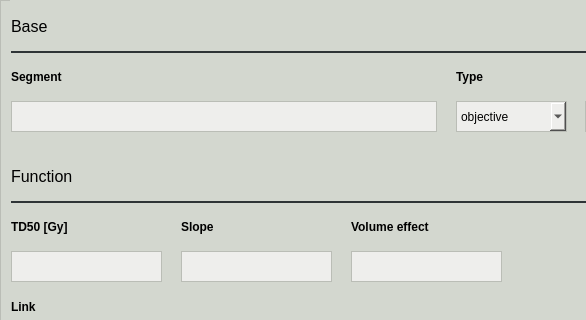
Old version of the form pyanno4rt/gui/designs/components/lkb_ntcp_window.ui in the repository pyanno4rt/pyanno4rt; both pictures show x 0 to 586 and y 0 to 320 of the 720 by 431 pixel window.
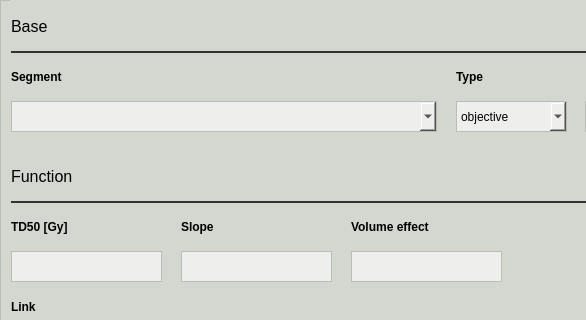
New version of the form.

Commit message: Added status bar to GUI, added automatic loading of segment names, adapted segment input fields, recompiled component windows

```diff
--- a/pyanno4rt/gui/designs/components/lkb_ntcp_window.ui
+++ b/pyanno4rt/gui/designs/components/lkb_ntcp_window.ui
@@ -58,7 +58,7 @@
      <property name="geometry">
       <rect>
        <x>0</x>
-       <y>-331</y>
+       <y>0</y>
        <width>690</width>
        <height>760</height>
       </rect>
@@ -205,22 +205,6 @@
        <string notr="true">border-color: rgb(46, 52, 54);</string>
       </property>
      </widget>
-     <widget class="QLineEdit" name="segment_ledit">
-      <property name="geometry">
-       <rect>
-        <x>0</x>
-        <y>100</y>
-        <width>426</width>
-        <height>31</height>
-       </rect>
-      </property>
-      <property name="styleSheet">
-       <string notr="true">color: rgb(0, 0, 0);
-background-color: rgb(238, 238, 236);
-border: 1px solid;
-border-color: rgb(186, 189, 182);</string>
-      </property>
-     </widget>
      <widget class="QLabel" name="type_label">
       <property name="geometry">
        <rect>
@@ -808,6 +792,28 @@
        <string>Volume effect</string>
       </property>
      </widget>
+     <widget class="QComboBox" name="segment_cbox">
+      <property name="geometry">
+       <rect>
+        <x>0</x>
+        <y>100</y>
+        <width>426</width>
+        <height>31</height>
+       </rect>
+      </property>
+      <property name="cursor">
+       <cursorShape>PointingHandCursor</cursorShape>
+      </property>
+      <property name="styleSheet">
+       <string notr="true">color: rgb(0, 0, 0);
+background-color: rgb(238, 238, 236);
+border: 1px solid;
+border-color: rgb(186, 189, 182);</string>
+      </property>
+      <property name="currentIndex">
+       <number>-1</number>
+      </property>
+     </widget>
     </widget>
    </widget>
   </widget>
```
The commit also changes 82 other files.
